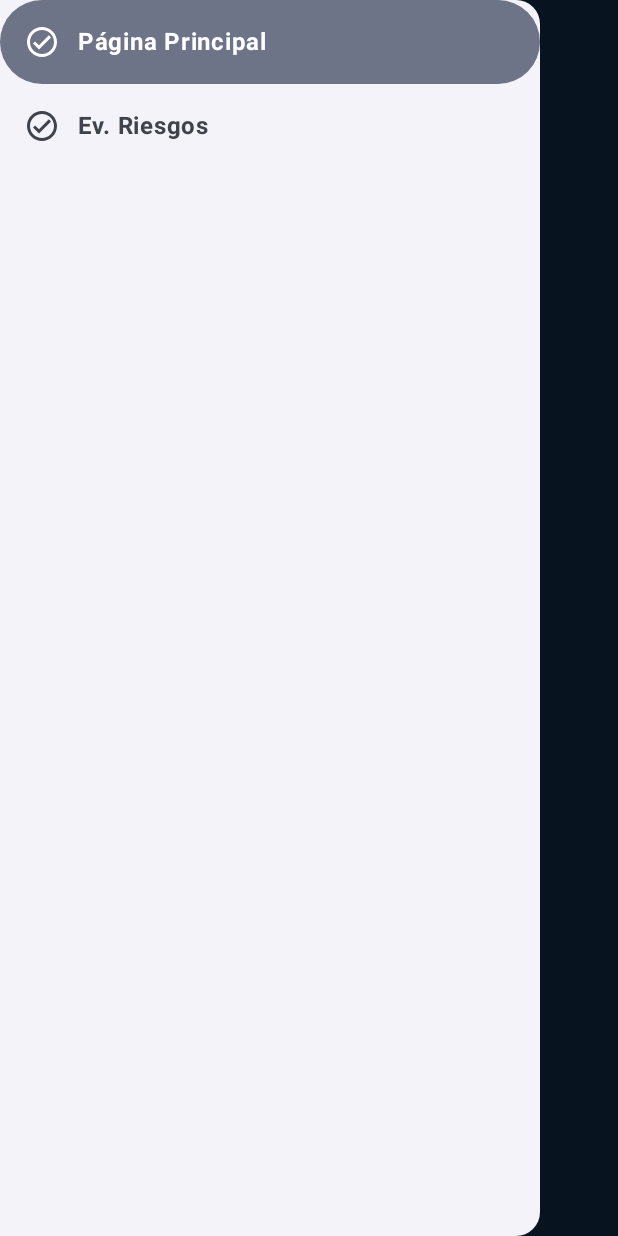
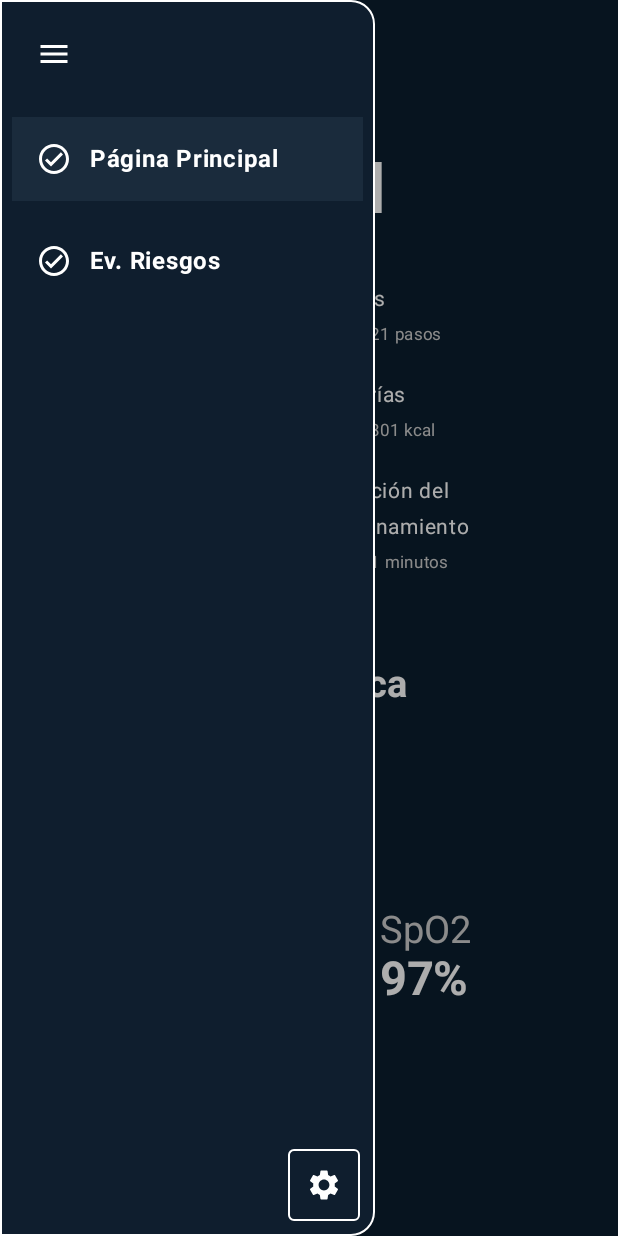
Before and after one commit to Andr3sMor/LivingHeart, an Android app built with Jetpack Compose: the DashboardScreen screen opened through its navigation route, after a tap on "Abrir Menu", on a phone screen of 412 x 824 dp. Run offline under Robolectric (Android 15) with nearby library versions, the light colour scheme and no system bars.

Commit message:
Estilo Drawer

```diff
--- a/app/src/main/java/com/cardiovascularmodel/livingheart/Ui/Drawer/Drawer.kt
+++ b/app/src/main/java/com/cardiovascularmodel/livingheart/Ui/Drawer/Drawer.kt
@@ -1,15 +1,34 @@
 package com.cardiovascularmodel.livingheart.Ui.Drawer
 
+import androidx.compose.foundation.border
+import androidx.compose.foundation.layout.Spacer
+import androidx.compose.foundation.layout.fillMaxHeight
+import androidx.compose.foundation.layout.fillMaxWidth
+import androidx.compose.foundation.layout.padding
+import androidx.compose.foundation.layout.size
+import androidx.compose.foundation.layout.width
+import androidx.compose.foundation.shape.RoundedCornerShape
+import androidx.compose.material.icons.Icons
+import androidx.compose.material.icons.filled.Menu
+import androidx.compose.material.icons.filled.Settings
 import androidx.compose.material3.DrawerState
 import androidx.compose.material3.ExperimentalMaterial3Api
 import androidx.compose.material3.Icon
+import androidx.compose.material3.IconButton
 import androidx.compose.material3.ModalDrawerSheet
 import androidx.compose.material3.ModalNavigationDrawer
 import androidx.compose.material3.NavigationDrawerItem
+import androidx.compose.material3.NavigationDrawerItemDefaults
 import androidx.compose.material3.Text
 import androidx.compose.runtime.Composable
 import androidx.compose.runtime.rememberCoroutineScope
+import androidx.compose.ui.Alignment
+import androidx.compose.ui.Modifier
+import androidx.compose.ui.draw.clip
+import androidx.compose.ui.graphics.Color
+import androidx.compose.ui.graphics.RectangleShape
 import androidx.compose.ui.text.font.FontWeight
+import androidx.compose.ui.unit.dp
 import androidx.navigation.NavHostController
 import com.cardiovascularmodel.livingheart.Navigation.currentRoute
 import com.cardiovascularmodel.livingheart.Ui.Drawer.Items_drawer.*
@@ -30,20 +49,80 @@ fun Drawer(
     ModalNavigationDrawer(
         drawerState = drawerState,
         drawerContent = {
-            ModalDrawerSheet {
-                drawer_items.forEach {item->
+            ModalDrawerSheet(
+                drawerContainerColor = Color(0xFF0F1E2E),
+                modifier = Modifier
+                    .fillMaxHeight()
+                    .width(250.dp)
+                    .border(1.dp, Color.White, shape = RoundedCornerShape(topEnd = 16.dp, bottomEnd = 16.dp))
+                    .clip(RoundedCornerShape(topEnd = 16.dp, bottomEnd = 16.dp))
+            ) {
+                // Botón hamburguesa
+                IconButton(
+                    onClick = {
+                        scope.launch { drawerState.close() }
+                    },
+                    modifier = Modifier
+                        .padding(12.dp)
+                        .align(Alignment.Start)
+                ) {
+                    Icon(
+                        imageVector = Icons.Default.Menu,
+                        contentDescription = "Cerrar menú",
+                        tint = Color.White
+                    )
+                }
+
+                // Items del drawer
+                drawer_items.forEach { item ->
                     NavigationDrawerItem(
                         icon = {
-                            Icon(item.icon, null)
+                            Icon(
+                                imageVector = item.icon,
+                                contentDescription = null,
+                                tint = Color.White
+                            )
                         },
-                        label = { Text(text = item.title, fontWeight = FontWeight.Bold) },
+                        label = {
+                            Text(
+                                text = item.title,
+                                fontWeight = FontWeight.Bold,
+                                color = Color.White
+                            )
+                        },
                         selected = currentRoute(navController) == item.route,
                         onClick = {
-                            scope.launch {
-                                drawerState.close()
-                            }
+                            scope.launch { drawerState.close() }
                             navController.navigate(item.route)
-                        }
+                        },
+                        modifier = Modifier
+                            .padding(horizontal = 8.dp, vertical = 6.dp)
+                            .fillMaxWidth(),
+                        shape = RectangleShape,
+                        colors = NavigationDrawerItemDefaults.colors(
+                            unselectedContainerColor = Color.Transparent,
+                            selectedContainerColor = Color(0xFF1A2B3C),
+                            selectedTextColor = Color.White,
+                            unselectedTextColor = Color.White
+                        )
+                    )
+                }
+
+                Spacer(modifier = Modifier.weight(1f))
+
+                // Botón flotante inferior (opcional)
+                IconButton(
+                    onClick = { /* Acción de configuración o logout */ },
+                    modifier = Modifier
+                        .padding(16.dp)
+                        .size(36.dp)
+                        .border(1.dp, Color.White, shape = RoundedCornerShape(4.dp))
+                        .align(Alignment.End)
+                ) {
+                    Icon(
+                        imageVector = Icons.Default.Settings, // O el que prefieras
+                        contentDescription = "Ajustes",
+                        tint = Color.White
                     )
                 }
             }
```
